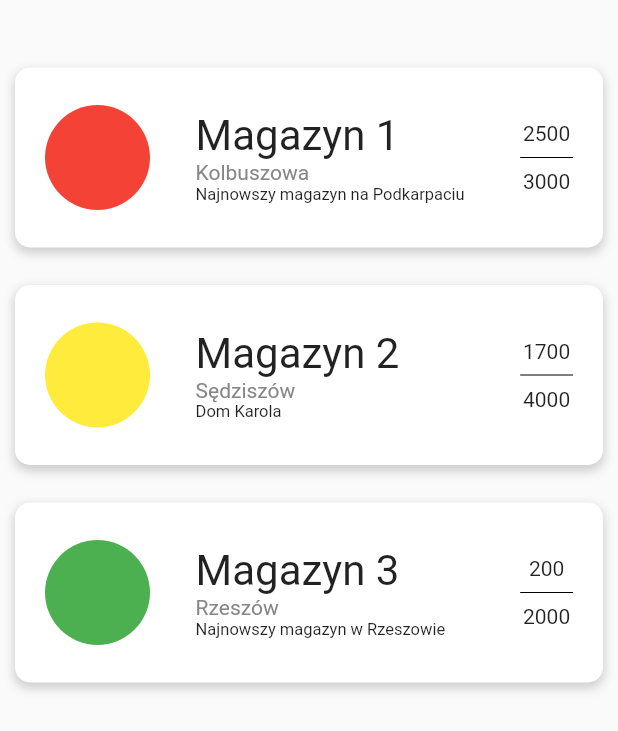
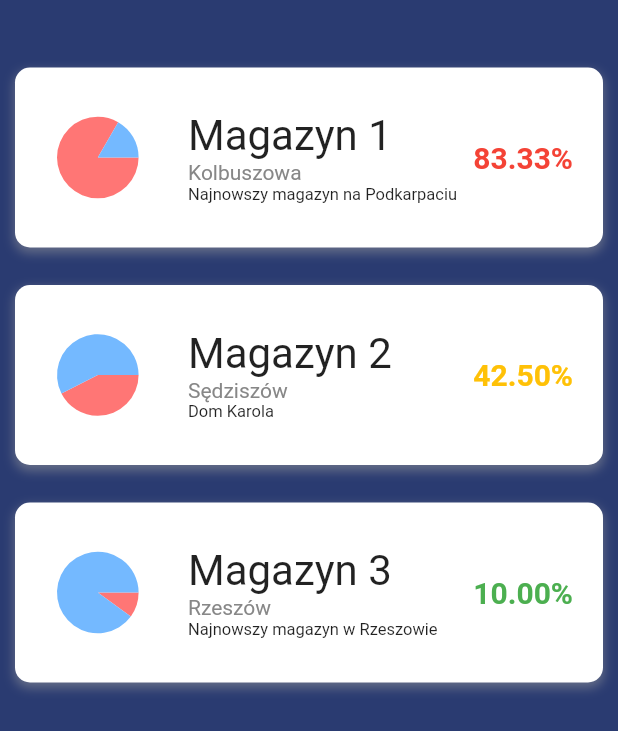
Before and after one commit to tomkowa64/Spacey, a Flutter app: the Home screen opened by its route, on a phone screen of 412 x 824 dp. Shown: the top 731 px of the screen. Run offline on Flutter 3.47's test engine with Material 2 defaults, Android fonts, the light colour scheme and no system bars; drawn by our look-alikes of pie_chart.

Commit message:
Storage card component style changes

```diff
--- a/lib/components/storage_card.dart
+++ b/lib/components/storage_card.dart
@@ -2,14 +2,15 @@ import 'dart:ui';
 
 import 'package:flutter/cupertino.dart';
 import 'package:flutter/material.dart';
+import 'package:pie_chart/pie_chart.dart';
 
 class StorageCard extends StatelessWidget {
   late String _storageName;
-  late String _storageStatus;
   late String _storageCity;
   late String _storageDescription;
   late int _storageCurrentCapacity;
   late int _storageMaxCapacity;
+  late double _storageStatus;
 
   StorageCard(this._storageName, this._storageCity, this._storageDescription,
       this._storageCurrentCapacity, this._storageMaxCapacity);
@@ -20,16 +21,19 @@ class StorageCard extends StatelessWidget {
     _storageName = value;
   }
 
-  String get storageStatus => _storageStatus;
+  double get storageStatus => _storageStatus;
 
   setStorageStatus(String value) {
-    if (_storageCurrentCapacity / _storageMaxCapacity < 0.25) {
-      _storageStatus = "Light";
-    } else if (_storageCurrentCapacity / _storageMaxCapacity < 0.50) {
-      _storageStatus = "Average";
-    } else {
-      _storageStatus = "Overloaded";
-    }
+    _storageStatus = _storageCurrentCapacity / _storageMaxCapacity;
+  }
+
+  Map<String, double> getDataForPieChart() {
+    int remainingSpace = _storageMaxCapacity - _storageCurrentCapacity;
+    Map<String, double> dataMap = {
+      "Occupied": _storageCurrentCapacity.toDouble(),
+      "Free": remainingSpace.toDouble(),
+    };
+    return dataMap;
   }
 
   String get storageCity => _storageCity;
@@ -94,27 +98,21 @@ class StorageCard extends StatelessWidget {
                                   child: Column(
                                     mainAxisAlignment: MainAxisAlignment.center,
                                     children: [
-                                      if (_storageStatus == "Light")
-                                        CircleAvatar(
-                                          child: Text(""),
-                                          radius: 35,
-                                          backgroundColor: Colors.green,
-                                        )
-                                      else if (_storageStatus == "Average")
-                                        CircleAvatar(
-                                          child: Text(""),
-                                          radius: 35,
-                                          backgroundColor: Colors.yellow,
-                                        )
-                                      else
-                                        CircleAvatar(
-                                          child: Text(""),
-                                          radius: 35,
-                                          backgroundColor: Colors.red,
-                                        )
+                                      PieChart(
+                                        dataMap: getDataForPieChart(),
+                                        animationDuration:
+                                            Duration(milliseconds: 800),
+                                        legendOptions: LegendOptions(
+                                          showLegends: false,
+                                        ),
+                                        chartValuesOptions: ChartValuesOptions(
+                                          showChartValueBackground: false,
+                                          showChartValues: false,
+                                        ),
+                                      )
                                     ],
                                   ),
-                                  flex: 2),
+                                  flex: 3),
                               Flexible(
                                 child: SizedBox(
                                   width: 20,
@@ -165,20 +163,39 @@ class StorageCard extends StatelessWidget {
                                       ),
                                     ],
                                   ),
-                                  flex: 6),
+                                  flex: 8),
                               Flexible(
                                 child: Column(
                                   mainAxisAlignment: MainAxisAlignment.center,
                                   crossAxisAlignment: CrossAxisAlignment.center,
                                   children: [
-                                    Text('${_storageCurrentCapacity}'),
-                                    Divider(color: Colors.black),
-                                    Text(
-                                      '${_storageMaxCapacity}',
-                                    )
+                                    if (_storageStatus < 0.25)
+                                      Text(
+                                        '${(_storageStatus * 100).toStringAsFixed(2)}%',
+                                        style: TextStyle(
+                                            fontSize: 20,
+                                            fontWeight: FontWeight.bold,
+                                            color: Colors.green),
+                                      )
+                                    else if (_storageStatus < 0.50)
+                                      Text(
+                                        '${(_storageStatus * 100).toStringAsFixed(2)}%',
+                                        style: TextStyle(
+                                            fontSize: 20,
+                                            fontWeight: FontWeight.bold,
+                                            color: Colors.amber),
+                                      )
+                                    else
+                                      Text(
+                                        '${(_storageStatus * 100).toStringAsFixed(2)}%',
+                                        style: TextStyle(
+                                            fontSize: 20,
+                                            fontWeight: FontWeight.bold,
+                                            color: Colors.red),
+                                      )
                                   ],
                                 ),
-                                flex: 1,
+                                flex: 3,
                               )
                             ],
                           ),
--- a/lib/views/home.dart
+++ b/lib/views/home.dart
@@ -11,6 +11,7 @@ class Home extends StatelessWidget {
     return Scaffold(
       drawer: NavigationDrawer(),
       resizeToAvoidBottomInset: false,
+      backgroundColor: Color.fromRGBO(42, 59, 113, 1),
       body: Container(
           padding: const EdgeInsets.only(top: 20, left: 10, right: 10),
           height: MediaQuery.of(context).size.height,
--- a/pubspec.yaml
+++ b/pubspec.yaml
@@ -27,6 +27,7 @@ environment:
 # the latest version available on pub.dev. To see which dependencies have newer
 # versions available, run `flutter pub outdated`.
 dependencies:
+  pie_chart: 5.3.1
   flutter:
     sdk: flutter
 
```
Also changed, not shown: pubspec.lock.
